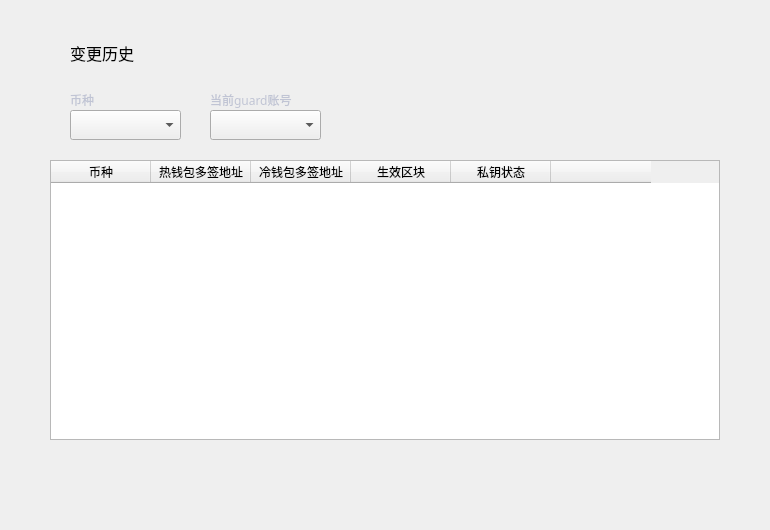
Qt form LNKWallet/guard/AssetChangeHistoryWidget.ui (HcashOrg/hx-indicator) before a commit.
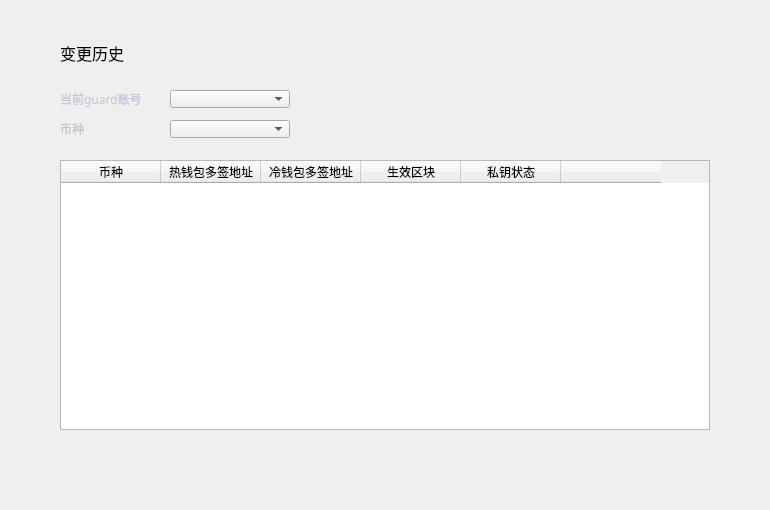
The same form after that commit.

What changed in the file:
```diff
--- a/LNKWallet/guard/AssetChangeHistoryWidget.ui
+++ b/LNKWallet/guard/AssetChangeHistoryWidget.ui
@@ -7,7 +7,7 @@
     <x>0</x>
     <y>0</y>
     <width>770</width>
-    <height>530</height>
+    <height>510</height>
    </rect>
   </property>
   <property name="windowTitle">
@@ -16,10 +16,10 @@
   <widget class="QTableWidget" name="changeHistoryTableWidget">
    <property name="geometry">
     <rect>
-     <x>50</x>
+     <x>60</x>
      <y>160</y>
-     <width>670</width>
-     <height>280</height>
+     <width>650</width>
+     <height>270</height>
     </rect>
    </property>
    <column>
@@ -96,10 +96,10 @@
   <widget class="QComboBox" name="accountComboBox">
    <property name="geometry">
     <rect>
-     <x>210</x>
-     <y>110</y>
-     <width>111</width>
-     <height>30</height>
+     <x>170</x>
+     <y>90</y>
+     <width>120</width>
+     <height>18</height>
     </rect>
    </property>
    <property name="font">
@@ -119,10 +119,10 @@
   <widget class="QLabel" name="label">
    <property name="geometry">
     <rect>
-     <x>210</x>
+     <x>60</x>
      <y>90</y>
      <width>100</width>
-     <height>20</height>
+     <height>18</height>
     </rect>
    </property>
    <property name="font">
@@ -143,10 +143,10 @@
   <widget class="QComboBox" name="assetComboBox">
    <property name="geometry">
     <rect>
-     <x>70</x>
-     <y>110</y>
-     <width>111</width>
-     <height>30</height>
+     <x>170</x>
+     <y>120</y>
+     <width>120</width>
+     <height>18</height>
     </rect>
    </property>
    <property name="font">
@@ -166,10 +166,10 @@
   <widget class="QLabel" name="label_2">
    <property name="geometry">
     <rect>
-     <x>70</x>
-     <y>90</y>
+     <x>60</x>
+     <y>120</y>
      <width>100</width>
-     <height>20</height>
+     <height>18</height>
     </rect>
    </property>
    <property name="font">
@@ -190,7 +190,7 @@
   <widget class="QLabel" name="title_label">
    <property name="geometry">
     <rect>
-     <x>70</x>
+     <x>60</x>
      <y>40</y>
      <width>500</width>
      <height>26</height>
```
